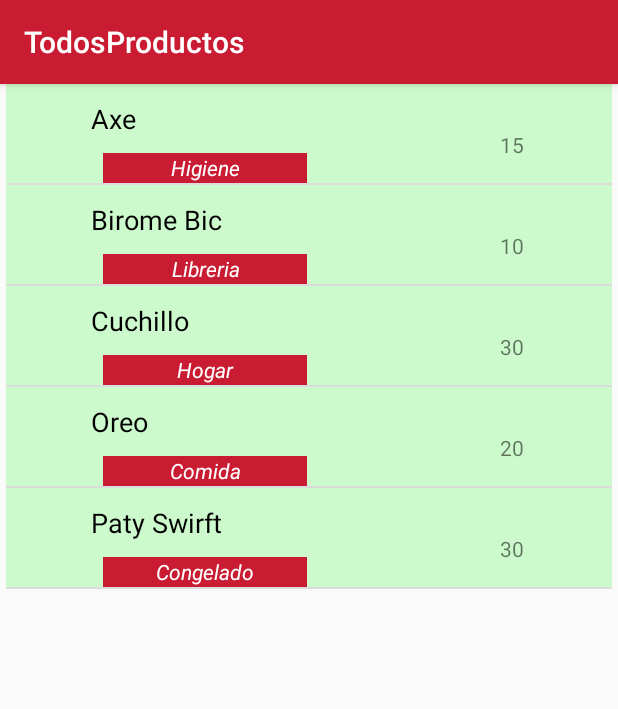
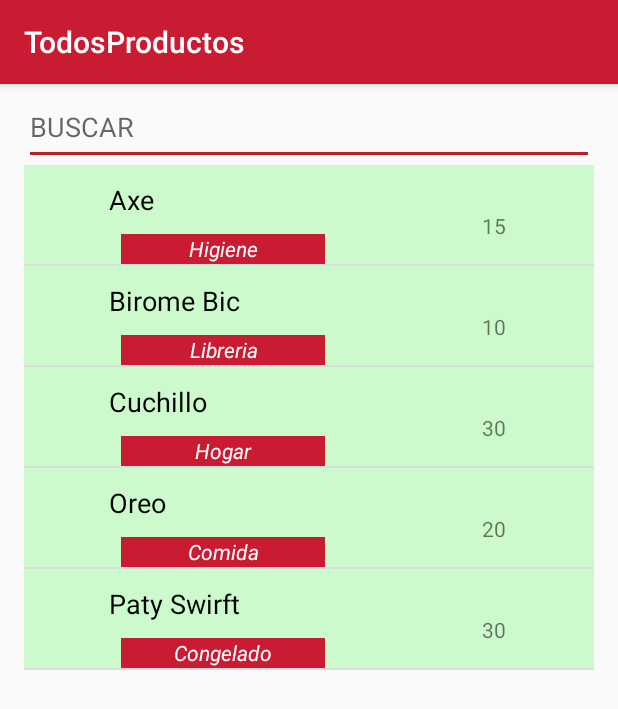
Before and after one commit to ferqueirolo/SOA, an Android app: the DetalleLista screen opened directly, with no data from a screen before it, after a tap on "AGREGAR", on a phone screen of 412 x 824 dp. Shown: the top 709 px of the screen. Run offline under Robolectric (Android 15) with nearby library versions, the phone set to English and light mode, and no system bars; 1 statement that could not run was skipped.

Commit message:
Agrega Función de Búsqueda de Productos

```diff
--- /dev/null
+++ b/Android/ChangoSmart/app/src/main/java/BD/ShakeDetector.java
@@ -0,0 +1,68 @@
+package BD;
+
+import android.hardware.Sensor;
+import android.hardware.SensorEvent;
+import android.hardware.SensorEventListener;
+import android.hardware.SensorManager;
+
+public class ShakeDetector implements SensorEventListener {
+
+    private static final float SHAKE_THRESHOLD_GRAVITY = 2.7F;
+    private static final int SHAKE_SLOP_TIME_MS = 500;
+    private static final int SHAKE_COUNT_RESET_TIME_MS = 3000;
+
+    private OnShakeListener mListener;
+    private long mShakeTimestamp;
+    private int mShakeCount;
+
+    public void setOnShakeListener(OnShakeListener listener) {
+        this.mListener = listener;
+    }
+
+    public interface OnShakeListener {
+        public void onShake(int count);
+    }
+
+    public static void handleShakeEvent(){
+        //abrir lector QR
+    }
+
+    @Override
+    public void onSensorChanged(SensorEvent sensorEvent) {
+        if (mListener != null) {
+            float x = sensorEvent.values[0];
+            float y = sensorEvent.values[1];
+            float z = sensorEvent.values[2];
+
+            float gX = x / SensorManager.GRAVITY_EARTH;
+            float gY = y / SensorManager.GRAVITY_EARTH;
+            float gZ = z / SensorManager.GRAVITY_EARTH;
+
+            // gForce will be close to 1 when there is no movement.
+            double gForce = Math.sqrt(gX * gX + gY * gY + gZ * gZ);
+            if (gForce > SHAKE_THRESHOLD_GRAVITY) {
+                final long now = System.currentTimeMillis();
+                // ignore shake events too close to each other (500ms)
+                if (mShakeTimestamp + SHAKE_SLOP_TIME_MS > now) {
+                    return;
+                }
+
+                // reset the shake count after 3 seconds of no shakes
+                if (mShakeTimestamp + SHAKE_COUNT_RESET_TIME_MS < now) {
+                    mShakeCount = 0;
+                }
+
+                mShakeTimestamp = now;
+                mShakeCount++;
+
+                mListener.onShake(mShakeCount);
+            }
+        }
+    }
+
+    @Override
+    public void onAccuracyChanged(Sensor sensor, int i) {
+
+    }
+
+}
--- a/Android/ChangoSmart/app/src/main/java/com/example/changosmart/listasCompras/detalleListas/DetalleLista.java
+++ b/Android/ChangoSmart/app/src/main/java/com/example/changosmart/listasCompras/detalleListas/DetalleLista.java
@@ -1,13 +1,21 @@
 package com.example.changosmart.listasCompras.detalleListas;
 
+import android.annotation.SuppressLint;
 import android.app.AlertDialog;
+import android.content.Context;
 import android.content.Intent;
+import android.hardware.Sensor;
+import android.hardware.SensorManager;
 import android.os.Bundle;
 import android.support.v7.app.AppCompatActivity;
 import android.support.v7.widget.Toolbar;
+import android.text.Editable;
+import android.text.TextWatcher;
+import android.util.Log;
 import android.view.LayoutInflater;
 import android.view.View;
 import android.widget.AdapterView;
+import android.widget.ArrayAdapter;
 import android.widget.Button;
 import android.widget.EditText;
 import android.widget.ListView;
@@ -18,11 +26,23 @@
 import com.example.changosmart.productos.TodosProductos;
 
 import java.util.ArrayList;
+import java.util.Arrays;
+
+import BD.ShakeDetector;
+
+import static java.lang.Thread.sleep;
 
 public class DetalleLista extends AppCompatActivity {
     private ArrayList<LineaCompra> detalleLista;
+    private ArrayList<LineaCompra> detalleListaFilt;
     private String nombreListaRecibido;
     private ListView listaProductosView;
+
+    private SensorManager mSensorManager;
+    private Sensor mAccelerometer;
+    private ShakeDetector mShakeDetector;
+    private static final String TAG = "MainActivity";
+    private ArrayAdapter adapter;
 
     public static MiAdaptadorDetalleLista miAdaptadorDetalleLista;
 
@@ -51,6 +71,10 @@
         //Seteo el adaptador y le paso la lista de los productos
         miAdaptadorDetalleLista = new MiAdaptadorDetalleLista(this, detalleLista);
         listaProductosView.setAdapter(miAdaptadorDetalleLista);
+        /*      adapter = new ArrayAdapter<>(this, R.id.listViewDetalleLista, R.id.textView2, detalleLista );
+        listaProductosView.setTextFilterEnabled(true);
+        listaProductosView.setAdapter(adapter);
+        */
 
         buttonAgregarProductos.setOnClickListener(new View.OnClickListener() {
             @Override
@@ -65,7 +89,7 @@
             @Override
             public void onItemClick(AdapterView<?> parent, View view, final int position, long id) {
                 AlertDialog.Builder builder = new AlertDialog.Builder(DetalleLista.this);
-                View miAlertDialog = LayoutInflater.from(view.getContext()).inflate(R.layout.alertdialog_linea_compra,null);
+                View miAlertDialog = LayoutInflater.from(view.getContext()).inflate(R.layout.alertdialog_linea_compra, null);
                 final EditText etCantidad = (EditText) miAlertDialog.findViewById(R.id.editTextDetalleCantidadProducto);
                 builder.setView(miAlertDialog);
                 final AlertDialog dialog = builder.create();
@@ -75,10 +99,10 @@
                 buttonAceptarAlertProducto.setOnClickListener(new View.OnClickListener() {
                     @Override
                     public void onClick(View v) {
-                        if (etCantidad.getText().toString().isEmpty() || Integer.valueOf(etCantidad.getText().toString()) <= 0){
+                        if (etCantidad.getText().toString().isEmpty() || Integer.valueOf(etCantidad.getText().toString()) <= 0) {
                             Toast.makeText(DetalleLista.this, "Ingrese una cantidad valida", Toast.LENGTH_SHORT).show();
-                        }else{
-                            MainActivity.myAppDatabase.myDao().actualizarCantidadAComprar(nombreListaRecibido,detalleLista.get(position).getNombreProducto(),Integer.valueOf(etCantidad.getText().toString()));
+                        } else {
+                            MainActivity.myAppDatabase.myDao().actualizarCantidadAComprar(nombreListaRecibido, detalleLista.get(position).getNombreProducto(), Integer.valueOf(etCantidad.getText().toString()));
                             miAdaptadorDetalleLista.actualizarCantidadAComprar(position, Integer.valueOf(etCantidad.getText().toString()));
                             miAdaptadorDetalleLista.notifyDataSetChanged();
                             dialog.dismiss();
@@ -95,13 +119,12 @@
                     }
                 });
 
-
                 Button buttonEliminarAlertProducto = (Button) miAlertDialog.findViewById(R.id.buttonAlertDialogDetalleEliminar);
 
                 buttonEliminarAlertProducto.setOnClickListener(new View.OnClickListener() {
                     @Override
                     public void onClick(View v) {
-                        MainActivity.myAppDatabase.myDao().eliminarProductoEnLista(nombreListaRecibido,detalleLista.get(position).getNombreProducto());
+                        MainActivity.myAppDatabase.myDao().eliminarProductoEnLista(nombreListaRecibido, detalleLista.get(position).getNombreProducto());
                         miAdaptadorDetalleLista.removeItem(position);
                         miAdaptadorDetalleLista.notifyDataSetChanged();
                         dialog.dismiss();
@@ -111,8 +134,56 @@
                 dialog.show();
             }
         });
+
+        //DEFINICION DEL BUSCADOR
+        EditText Filter1 = (EditText) findViewById(R.id.searchFilter);
+
+        //Activo sensor shake
+        mSensorManager = (SensorManager) getSystemService(Context.SENSOR_SERVICE);
+        mAccelerometer = mSensorManager
+                .getDefaultSensor(Sensor.TYPE_ACCELEROMETER);
+        mShakeDetector = new ShakeDetector();
+        mShakeDetector.setOnShakeListener(new ShakeDetector.OnShakeListener() {
+            @Override
+            public void onShake(int count) {
+                /*
+                 * The following method, "handleShakeEvent(count):" is a stub //
+                 * method you would use to setup whatever you want done once the
+                 * device has been shook.
+                 */
+                ShakeDetector.handleShakeEvent();
+            }
+        });
+        Filter1.addTextChangedListener(new TextWatcher() {
+            @Override
+            public void beforeTextChanged(CharSequence charSequence, int i, int i1, int i2) {
+            }
+
+            @Override
+            public void onTextChanged(CharSequence charSequence, int i, int i1, int i2) {
+
+                detalleLista = (ArrayList<LineaCompra>) MainActivity.myAppDatabase.myDao().getDetalleLista(nombreListaRecibido);
+                detalleListaFilt=new ArrayList<LineaCompra>();
+                if(charSequence.toString().equals("")) {
+                    // reset listview
+                        detalleListaFilt=(ArrayList<LineaCompra>) MainActivity.myAppDatabase.myDao().getDetalleLista(nombreListaRecibido);
+                }
+                else {
+                    for (LineaCompra item : detalleLista) {
+                        if ((item.getNombreProducto().toLowerCase()).contains(charSequence.toString().toLowerCase())) {
+                            detalleListaFilt.add(item);
+                        }
+                    }
+                }
+                miAdaptadorDetalleLista = new MiAdaptadorDetalleLista(DetalleLista.this, detalleListaFilt);
+                listaProductosView.setAdapter(miAdaptadorDetalleLista);
+            }
+
+            @Override
+            public void afterTextChanged(Editable editable) {
+            }
+        });
     }
-
 
     @Override
     public void onResume() {
@@ -123,5 +194,4 @@
         miAdaptadorDetalleLista.setListaDetalle(detalleLista);
         listaProductosView.setAdapter(miAdaptadorDetalleLista);
     }
-
 }
--- a/Android/ChangoSmart/app/src/main/java/com/example/changosmart/listasCompras/detalleListas/MiAdaptadorDetalleLista.java
+++ b/Android/ChangoSmart/app/src/main/java/com/example/changosmart/listasCompras/detalleListas/MiAdaptadorDetalleLista.java
@@ -4,6 +4,7 @@
 import android.view.LayoutInflater;
 import android.view.View;
 import android.view.ViewGroup;
+import android.widget.ArrayAdapter;
 import android.widget.BaseAdapter;
 import android.widget.TextView;
 
@@ -52,6 +53,8 @@
         return myView;
     }
 
+
+
     public void setListaDetalle(ArrayList<LineaCompra> listaDetalle) {
         this.listaDetalle = listaDetalle;
     }
--- a/Android/ChangoSmart/app/src/main/java/com/example/changosmart/productos/TodosProductos.java
+++ b/Android/ChangoSmart/app/src/main/java/com/example/changosmart/productos/TodosProductos.java
@@ -1,13 +1,19 @@
 package com.example.changosmart.productos;
 
 import android.app.AlertDialog;
+import android.content.Context;
 import android.content.Intent;
+import android.hardware.Sensor;
+import android.hardware.SensorManager;
 import android.os.Bundle;
 import android.support.v7.app.AppCompatActivity;
 import android.support.v7.widget.Toolbar;
+import android.text.Editable;
+import android.text.TextWatcher;
 import android.view.LayoutInflater;
 import android.view.View;
 import android.widget.AdapterView;
+import android.widget.ArrayAdapter;
 import android.widget.Button;
 import android.widget.EditText;
 import android.widget.ListView;
@@ -16,16 +22,26 @@
 import com.example.changosmart.MainActivity;
 import com.example.changosmart.R;
 import com.example.changosmart.listasCompras.detalleListas.DetalleLista;
+import com.example.changosmart.listasCompras.detalleListas.LineaCompra;
+import com.example.changosmart.listasCompras.detalleListas.MiAdaptadorDetalleLista;
 
 import java.util.ArrayList;
 import java.util.HashMap;
 
 import BD.DetalleListaCompraTabla;
+import BD.ShakeDetector;
 
 public class TodosProductos extends AppCompatActivity {
     private ArrayList<Producto> listaProductos;
+    private ArrayList<Producto> listaProductosFilt;
     private MiAdaptadorProductos miAdaptadorProductos;
     private HashMap<String, Integer> hashMapCantidades;
+
+    private SensorManager mSensorManager;
+    private Sensor mAccelerometer;
+    private ShakeDetector mShakeDetector;
+    private static final String TAG = "MainActivity";
+    private ArrayAdapter adapter;
 
     @Override
     protected void onCreate(Bundle savedInstanceState) {
@@ -37,8 +53,32 @@
         Toolbar toolbar = findViewById(R.id.toolbar);
         setSupportActionBar(toolbar);
 
+
+
         listaProductos = (ArrayList) MainActivity.myAppDatabase.myDao().getProductos();
+        //DEFINICION DEL BUSCADOR
+        EditText Filter2 = (EditText) findViewById(R.id.searchFilter2);
+        //Activo sensor shake
+/*        mSensorManager = (SensorManager) getSystemService(Context.SENSOR_SERVICE);
+        mAccelerometer = mSensorManager
+                .getDefaultSensor(Sensor.TYPE_ACCELEROMETER);
+        mShakeDetector = new ShakeDetector();
+        mShakeDetector.setOnShakeListener(new ShakeDetector.OnShakeListener() {
 
+            @Override
+            public void onShake(int count) {
+                /*
+                 * The following method, "handleShakeEvent(count):" is a stub //
+                 * method you would use to setup whatever you want done once the
+                 * device has been shook.
+                 */
+                //abrir lector QR
+/*                AlertDialog.Builder dialogo1 = new AlertDialog.Builder(TodosProductos.this);
+                dialogo1.setMessage("QR");
+
+            }
+        });
+*/
         if(listaProductos == null)
             listaProductos = new ArrayList<Producto>();
 
@@ -93,6 +133,36 @@
                 dialog.show();
             }
         });
+        Filter2.addTextChangedListener(new TextWatcher() {
+            @Override
+            public void beforeTextChanged(CharSequence charSequence, int i, int i1, int i2) {
+            }
+
+            @Override
+            public void onTextChanged(CharSequence charSequence, int i, int i1, int i2) {
+
+                listaProductos = (ArrayList) MainActivity.myAppDatabase.myDao().getProductos();
+                listaProductosFilt=new ArrayList<Producto>();
+                if(charSequence.toString().equals("")) {
+                    // reset listview
+                    listaProductosFilt = (ArrayList) MainActivity.myAppDatabase.myDao().getProductos();
+                }
+                else {
+                    for (Producto item : listaProductos) {
+                        if ((item.getNombre().toLowerCase()).contains(charSequence.toString().toLowerCase())) {
+                            listaProductosFilt.add(item);
+                        }
+                    }
+                }
+                miAdaptadorProductos = new MiAdaptadorProductos(TodosProductos.this,listaProductosFilt);
+                listaProductosView.setAdapter(miAdaptadorProductos);
+            }
+
+            @Override
+            public void afterTextChanged(Editable editable) {
+            }
+        });
+
     }
 
     @Override
--- a/Android/ChangoSmart/app/src/main/res/layout/content_todos_productos.xml
+++ b/Android/ChangoSmart/app/src/main/res/layout/content_todos_productos.xml
@@ -1,26 +1,26 @@
 <?xml version="1.0" encoding="utf-8"?>
-<android.support.constraint.ConstraintLayout xmlns:android="http://schemas.android.com/apk/res/android"
+<LinearLayout xmlns:android="http://schemas.android.com/apk/res/android"
     xmlns:app="http://schemas.android.com/apk/res-auto"
     xmlns:tools="http://schemas.android.com/tools"
     android:layout_width="match_parent"
     android:layout_height="match_parent"
-    app:layout_behavior="@string/appbar_scrolling_view_behavior"
+    android:paddingLeft="16dp"
+    android:paddingRight="16dp"
+    android:orientation="vertical"
     tools:context=".productos.TodosProductos"
     tools:showIn="@layout/activity_todos_productos">
 
+    <EditText
+        android:id="@+id/searchFilter2"
+        android:layout_width="match_parent"
+        android:layout_height="50dp"
+        android:layout_marginTop="60dp"
+        android:hint="BUSCAR"
+        android:text=""
+        android:textColor="#000000" />
+
     <ListView
         android:id="@+id/listViewTodosProductos"
-        android:layout_width="404dp"
-        android:layout_height="558dp"
-        android:layout_marginStart="8dp"
-        android:layout_marginLeft="8dp"
-        android:layout_marginEnd="8dp"
-        android:layout_marginRight="8dp"
-        android:layout_marginBottom="60dp"
-        app:layout_constraintBottom_toBottomOf="parent"
-        app:layout_constraintEnd_toEndOf="parent"
-        app:layout_constraintHorizontal_bias="0.555"
-        app:layout_constraintStart_toStartOf="parent"
-        app:layout_constraintTop_toTopOf="parent"
-        app:layout_constraintVertical_bias="0.0" />
-</android.support.constraint.ConstraintLayout>
+        android:layout_width="match_parent"
+        android:layout_height="match_parent" />
+</LinearLayout>
```
Also changed, not shown: Android/ChangoSmart/app/src/main/res/layout/content_detalle_lista.xml (+21 -3 lines).
